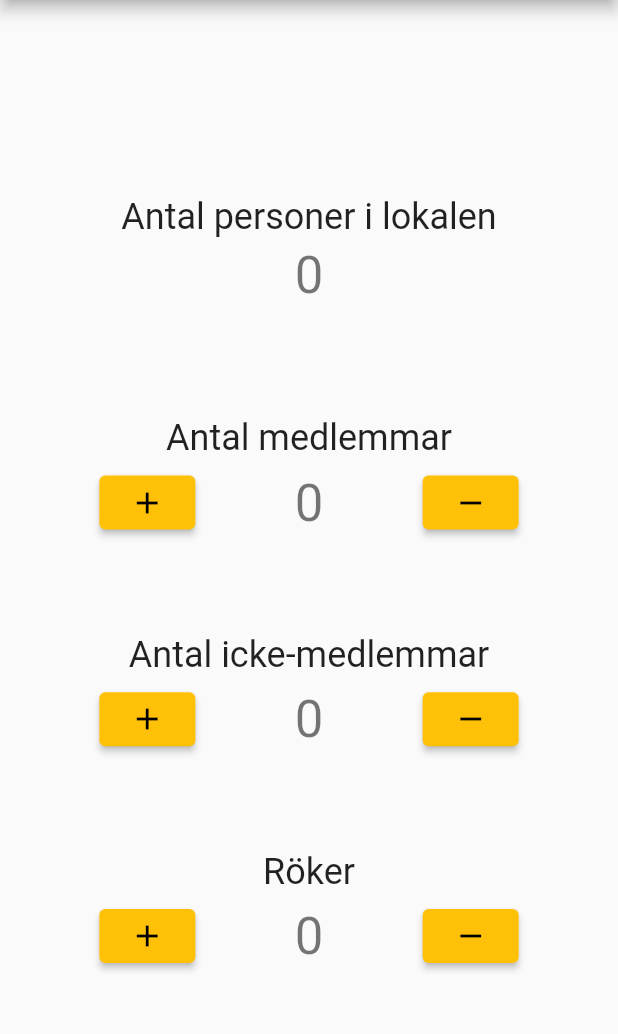
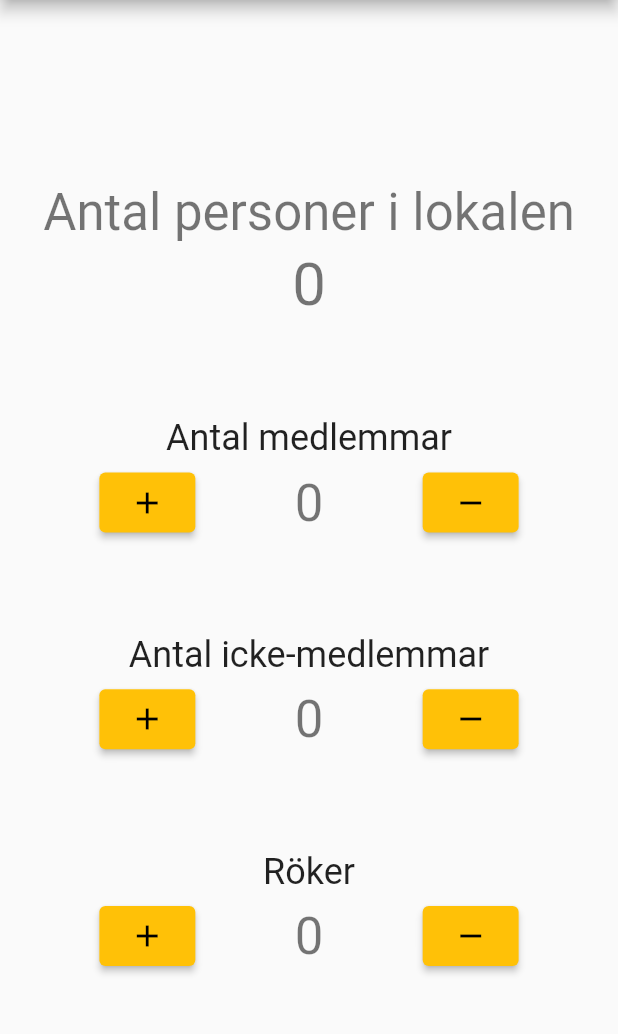
Before and after one commit to saramaggie/FooBar-Counter, a Flutter app: the screen it shows after launch, on a phone screen of 412 x 824 dp, the part 84-1118 px from its top. Run offline on Flutter 3.47's test engine with Material 2 defaults, Android fonts, the phone set to English and light mode, and no system bars.

Commit message:
Minor design edits

```diff
--- a/lib/main.dart
+++ b/lib/main.dart
@@ -36,7 +36,7 @@ class _FooPageState extends State<FooPage> {
   // Fields[2]: Smokers
   List<int> fields = [0, 0, 0];
   bool _almostCapacity = false;
-  final int _capacityWarning = 25; // Number of ppl in Foo resulting in warning
+  final int _capacityWarning = 135; // Number of ppl in Foo resulting in warning
 
   void _increase(int field) {
     int tot = fields[0] + fields[1];
@@ -97,7 +97,7 @@ class _FooPageState extends State<FooPage> {
               ElevatedButton(
                 onPressed: () => _increase(field),
                 style: ElevatedButton.styleFrom(
-                  padding: const EdgeInsets.all(5),
+                  padding: const EdgeInsets.all(8),
                 ),
                 child: const Icon(Icons.add),
               ),
@@ -108,7 +108,7 @@ class _FooPageState extends State<FooPage> {
               ElevatedButton(
                 onPressed: () => _decrease(field),
                 style: ElevatedButton.styleFrom(
-                  padding: const EdgeInsets.all(5),
+                  padding: const EdgeInsets.all(8),
                 ),
                 child: const Icon(Icons.remove),
               )
@@ -122,10 +122,10 @@ class _FooPageState extends State<FooPage> {
         mainAxisAlignment: MainAxisAlignment.center,
         children: <Widget>[
           Text("Antal personer i lokalen",
-              style: Theme.of(context).textTheme.headlineSmall),
+              style: Theme.of(context).textTheme.headlineMedium),
           const SizedBox(height: 5),
           Text('${fields[0] + fields[1] - fields[2]}',
-              style: Theme.of(context).textTheme.headlineMedium),
+              style: Theme.of(context).textTheme.headlineLarge),
         ]);
   }
 
```
